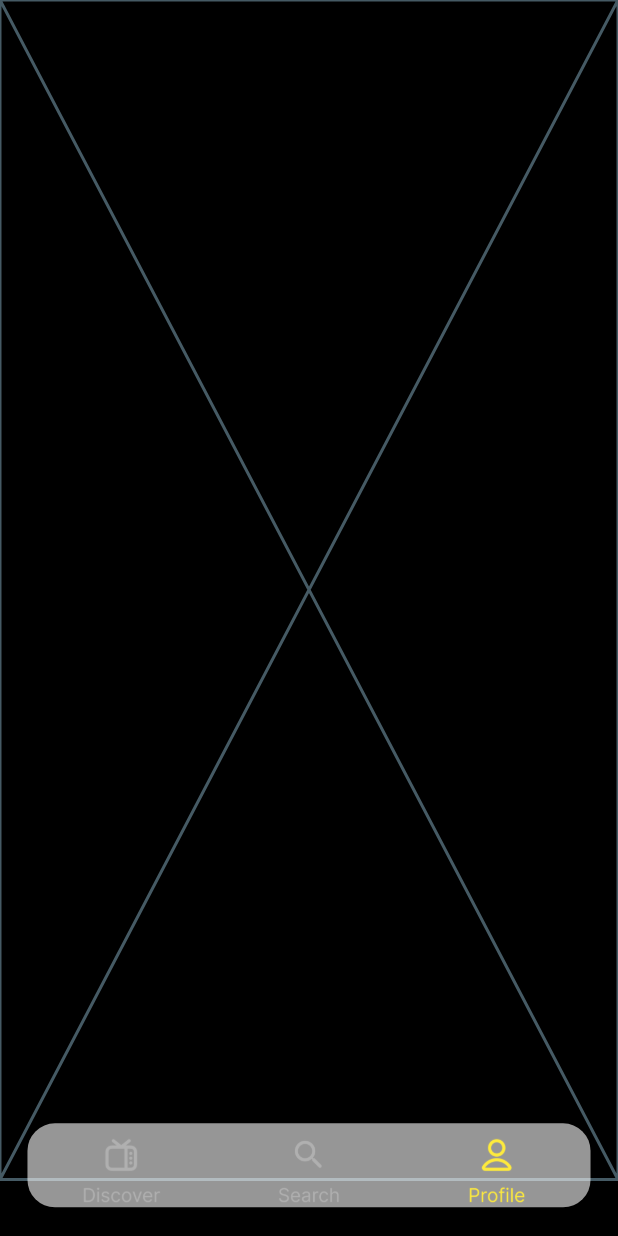
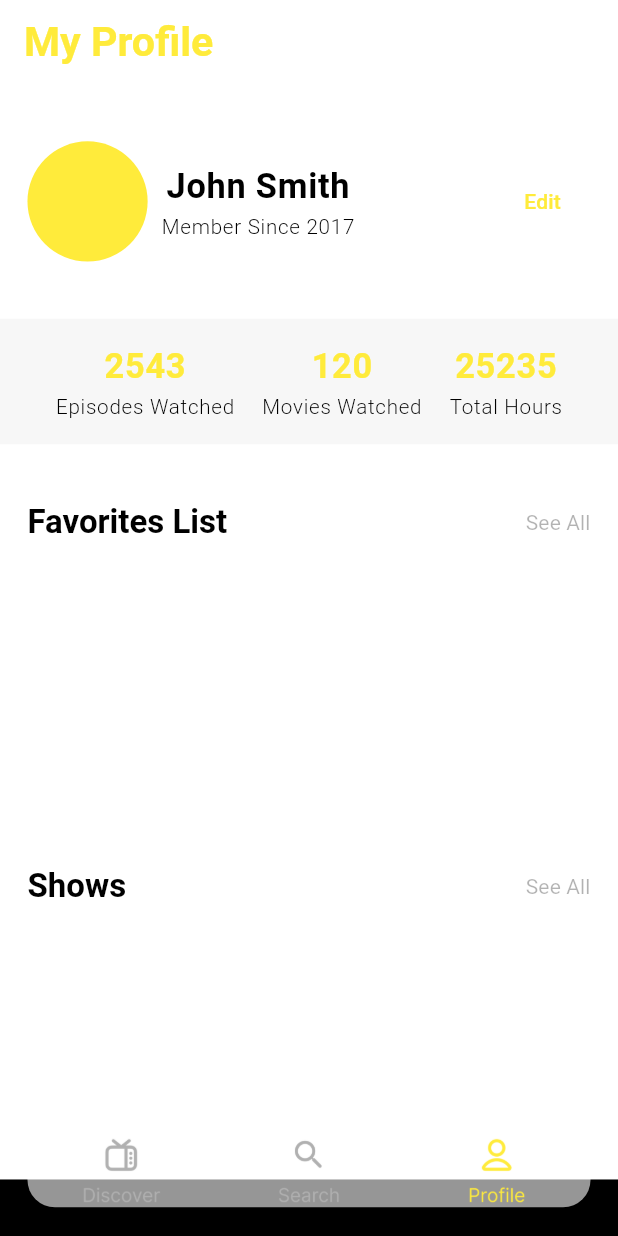
Before and after one commit to osama-alharbi9/OMT, a Flutter app: the screen it shows once a user with an empty profile is signed in, item 3 of the bottom bar chosen, on a phone screen of 412 x 824 dp. Run offline on Flutter 3.47's test engine with Material 3 defaults, Android fonts, the phone set to English and light mode, and no system bars; drawn by our look-alikes of persistent_bottom_nav_bar; our stand-ins replace cloud_firestore, delightful_toast, dio, firebase_auth, firebase_core, flutter_dotenv and 4 more; accounts and stored records are empty; network calls fail.

Commit message:
profile page ui

```diff
--- a/lib/config/themes/dark_theme.dart
+++ b/lib/config/themes/dark_theme.dart
@@ -1,6 +1,7 @@
 import 'package:flutter/material.dart';
+import 'package:google_fonts/google_fonts.dart';
 
-final ThemeData darkTheme = ThemeData(
+final ThemeData darkTheme = ThemeData(fontFamily: GoogleFonts.inter().fontFamily,
   brightness: Brightness.dark,
   primaryColor: Color(0xFFFFEB3B), // Brand Yellow
   scaffoldBackgroundColor: Color(0xFF000000),
@@ -14,9 +15,11 @@ final ThemeData darkTheme = ThemeData(
     error: Color(0xFFFF0000),
     onError: Color(0xFFFFFFFF),
     brightness: Brightness.dark,
+
   ),
   textTheme: const TextTheme(
-    bodyLarge: TextStyle(color: Color(0xFFFFFFFF)),
+
+    bodyLarge: TextStyle(color: Color(0xFFFFFFFF),letterSpacing: -0.5),
     bodyMedium: TextStyle(color: Color(0xFFFFFFFF)),
   ),
 );
--- a/lib/features/profile/pages/profile_page.dart
+++ b/lib/features/profile/pages/profile_page.dart
@@ -1,10 +1,124 @@
 import 'package:flutter/material.dart';
+import 'package:flutter_screenutil/flutter_screenutil.dart';
+import 'package:omt/features/discover/widgets/media_section.dart';
 
 class ProfilePage extends StatelessWidget {
   const ProfilePage({super.key});
 
   @override
   Widget build(BuildContext context) {
-    return const Placeholder();
+    List<Map<String, dynamic>> _stats = [
+      {'Episodes Watched': 2543},
+      {'Movies Watched': 120},
+      {'Total Hours': 25235},
+    ];
+    return Scaffold(
+      body: CustomScrollView(
+        slivers: [
+          SliverAppBar(
+            title: Align(
+              alignment: Alignment.centerLeft,
+              child: Text(
+                'My Profile',
+                style: Theme.of(context).textTheme.titleLarge!.copyWith(
+                  color: Theme.of(context).colorScheme.primary,
+                  fontWeight: FontWeight.bold,
+                  fontSize: 24.sp,
+                ),
+              ),
+            ),
+          ),
+          SliverToBoxAdapter(
+            child: Padding(
+              padding: EdgeInsets.symmetric(horizontal: 0.w),
+              child: Column(
+                children: [
+                  SizedBox(height: 32.h),
+                  Padding(
+                    padding: EdgeInsets.symmetric(horizontal: 16.w),
+                    child: Row(
+                      children: [
+                        CircleAvatar(radius: 35.r),
+                        SizedBox(width: 8.w),
+                        Column(
+                          children: [
+                            Text(
+                              'John Smith',
+                              style: Theme.of(
+                                context,
+                              ).textTheme.bodyLarge!.copyWith(
+                                fontSize: 20.sp,
+                                fontWeight: FontWeight.bold,
+                              ),
+                            ),
+                            Text(
+                              'Member Since 2017',
+                              style: Theme.of(
+                                context,
+                              ).textTheme.bodyLarge!.copyWith(
+                                fontSize: 12.sp,
+                                fontWeight: FontWeight.w300,
+                              ),
+                            ),
+                          ],
+                        ),
+                        Spacer(),
+                        TextButton(onPressed: () {}, child: const Text('Edit')),
+                      ],
+                    ),
+                  ),
+                  SizedBox(height: 32.h),
+                  Container(
+                    height: 70.h,
+                    width: double.infinity,
+                    color: Theme.of(
+                      context,
+                    ).colorScheme.secondary.withOpacity(0.1),
+                    child: Row(
+                      mainAxisAlignment: MainAxisAlignment.center,
+                      children: [
+                        for (final stat in _stats)
+                          Padding(
+                            padding: EdgeInsets.symmetric(horizontal: 8.w),
+                            child: Column(
+                              mainAxisAlignment: MainAxisAlignment.center,
+                              children: [
+                                Text(
+                                  stat.values.first.toString(),
+                                  style: Theme.of(
+                                    context,
+                                  ).textTheme.bodyLarge!.copyWith(
+                                    fontWeight: FontWeight.bold,
+                                    fontSize: 20.sp,
+                                    color:
+                                        Theme.of(context).colorScheme.primary,
+                                  ),
+                                ),
+                                Text(
+                                  stat.keys.first,
+                                  style: Theme.of(
+                                    context,
+                                  ).textTheme.bodyLarge!.copyWith(
+                                    fontSize: 12.sp,
+                                    fontWeight: FontWeight.w300,
+                                  ),
+                                ),
+                              ],
+                            ),
+                          ),
+                      ],
+                    ),
+                  ),
+                  MediaSection(label: 'Favorites List', media: []),
+                  MediaSection(label: 'Shows', media: []),
+                  MediaSection(label: 'Movies', media: []),
+                  MediaSection(label: 'Omt Suggestions', media: []),
+                ],
+              ),
+            ),
+          ),
+        ],
+      ),
+    );
   }
 }
--- a/lib/features/shows/shows_page.dart
+++ /dev/null
@@ -1,10 +0,0 @@
-import 'package:flutter/material.dart';
-
-class ShowsPage extends StatelessWidget {
-  const ShowsPage({super.key});
-
-  @override
-  Widget build(BuildContext context) {
-    return const Placeholder();
-  }
-}
--- a/lib/main.dart
+++ b/lib/main.dart
@@ -49,3 +49,9 @@ String get androidApiKey =>
     dotenv.env['ANDROIDJ_API_KEY'] ?? 'ANDROID API KEY NOT FOUND';
 String get webApiKey => dotenv.env['WEB_API_KEY'] ?? 'WEB API KEY NOT FOUND';
 String get tmbdApiKey=>dotenv.env['TMBD_API_KEY']??'TMBD API KEY NOT FOUND';
+
+
+//Add Apple/Google/X Auth
+//Implement Adding/Removing from (favourite or wishlist)
+//Design Profile Page
+//Design Search Page
--- a/lib/omt_navigator.dart
+++ b/lib/omt_navigator.dart
@@ -3,7 +3,6 @@ import 'package:flutter_screenutil/flutter_screenutil.dart';
 import 'package:omt/features/discover/pages/discover_page.dart';
 import 'package:omt/features/profile/pages/profile_page.dart';
 import 'package:omt/features/search/search_page.dart';
-import 'package:omt/features/shows/shows_page.dart';
 import 'package:persistent_bottom_nav_bar/persistent_bottom_nav_bar.dart';
 
 class OmtNavigator extends StatefulWidget {
--- a/pubspec.yaml
+++ b/pubspec.yaml
@@ -45,6 +45,7 @@ dependencies:
   persistent_bottom_nav_bar: ^6.2.1
   dio: ^5.8.0+1
   uuid: ^4.5.1
+  google_fonts: ^6.2.1
 
 
 dev_dependencies:
```
Also changed, not shown: pubspec.lock.
